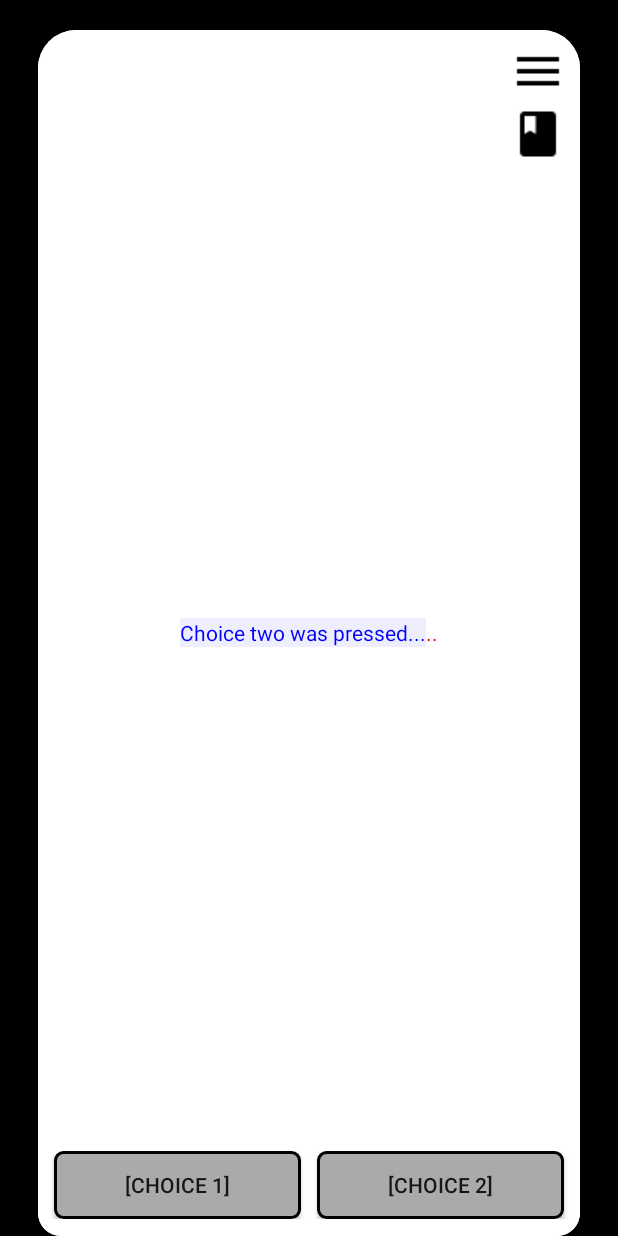
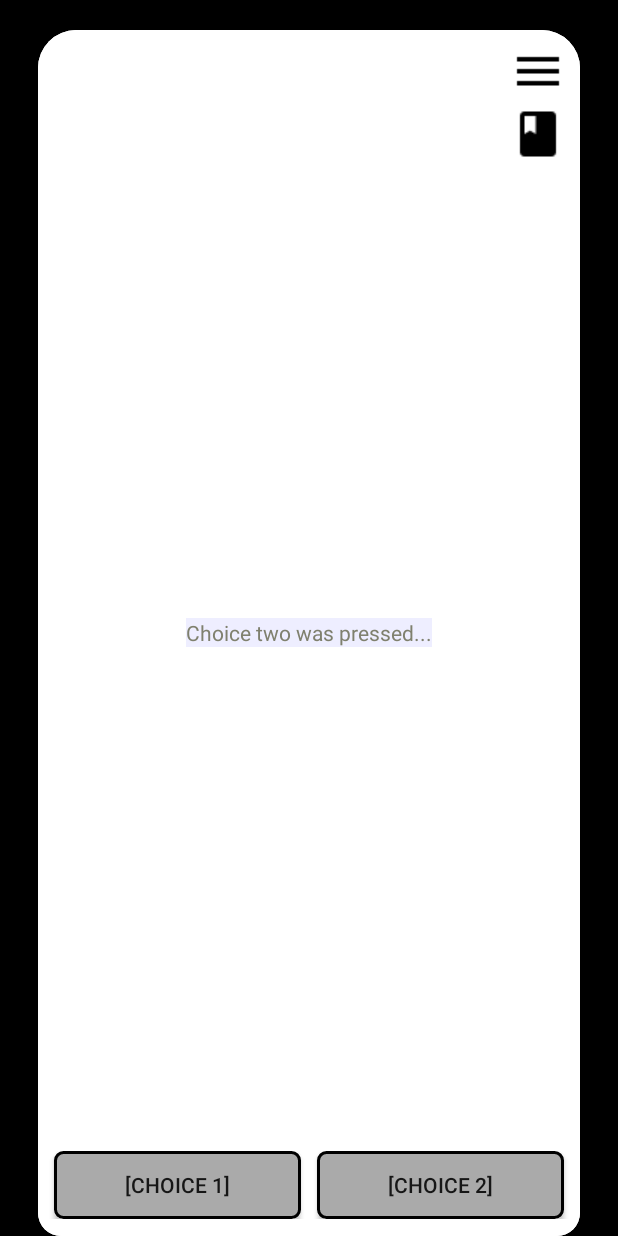
Before and after one commit to Mumen-Rider/ProjectSazorg, an Android app: the screen it shows after launch (MainActivity), after a tap on an icon or button, on a phone screen of 412 x 824 dp. Run offline under Robolectric (Android 15) with nearby library versions, the phone set to English and light mode, and no system bars; 1 other tap on this screen came first.

Commit message:
making text views appear

```diff
--- a/app/src/main/java/com/example/a94688/projectsazorg/MainActivity.java
+++ b/app/src/main/java/com/example/a94688/projectsazorg/MainActivity.java
@@ -41,10 +41,10 @@
         tv.setLayoutParams(lp);
 
         // Set text to display in TextView
-        tv.setText("This is a sample TextView...");
+        tv.setText("Click one of the coices!!");
 
         // Set a text color for TextView text
-        tv.setTextColor(Color.parseColor("#ff0000"));
+        tv.setTextColor(Color.parseColor("#6e7f80"));
 
         // Add newly created TextView to parent view group (RelativeLayout)
         rl.addView(tv);
@@ -71,7 +71,7 @@
         tv.setText("Choice one was pressed...");
 
         // Set a text color for TextView text
-        tv.setTextColor(Color.parseColor("#ff0000"));
+        tv.setTextColor(Color.parseColor("#806e7f"));
 
         tv.setBackgroundColor(Color.parseColor("#ffeeee"));
 
@@ -100,11 +100,17 @@
         tv.setText("Choice two was pressed...");
 
         // Set a text color for TextView text
-        tv.setTextColor(Color.parseColor("#0000ff"));
+        tv.setTextColor(Color.parseColor("#7f806e"));
 
         tv.setBackgroundColor(Color.parseColor("#eeeeff"));
 
-        tv.setId(Integer.parseInt("choiceTwoText"));
+
+
+        //tv.setId(Integer.parseInt("choiceTwoText"));
+        //^^broken ID setting test
+
+
+
         // Add newly created TextView to parent view group (RelativeLayout)
         rl.addView(tv);
 
```
